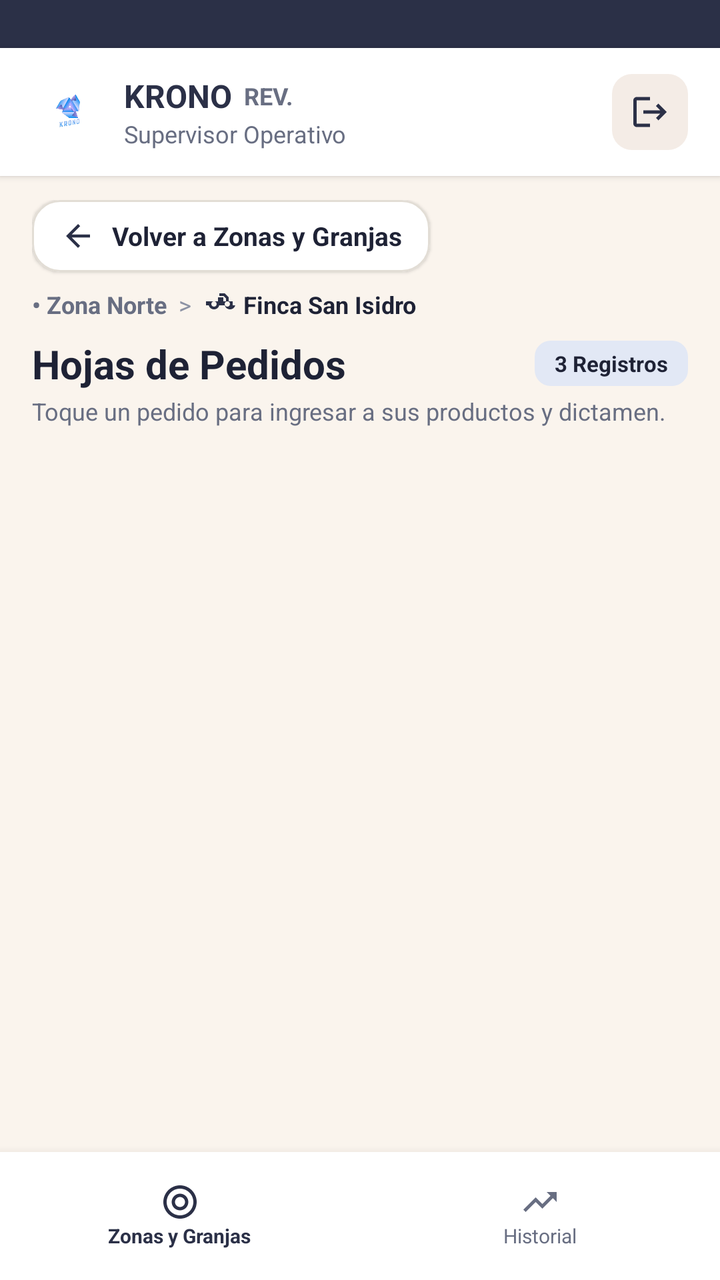
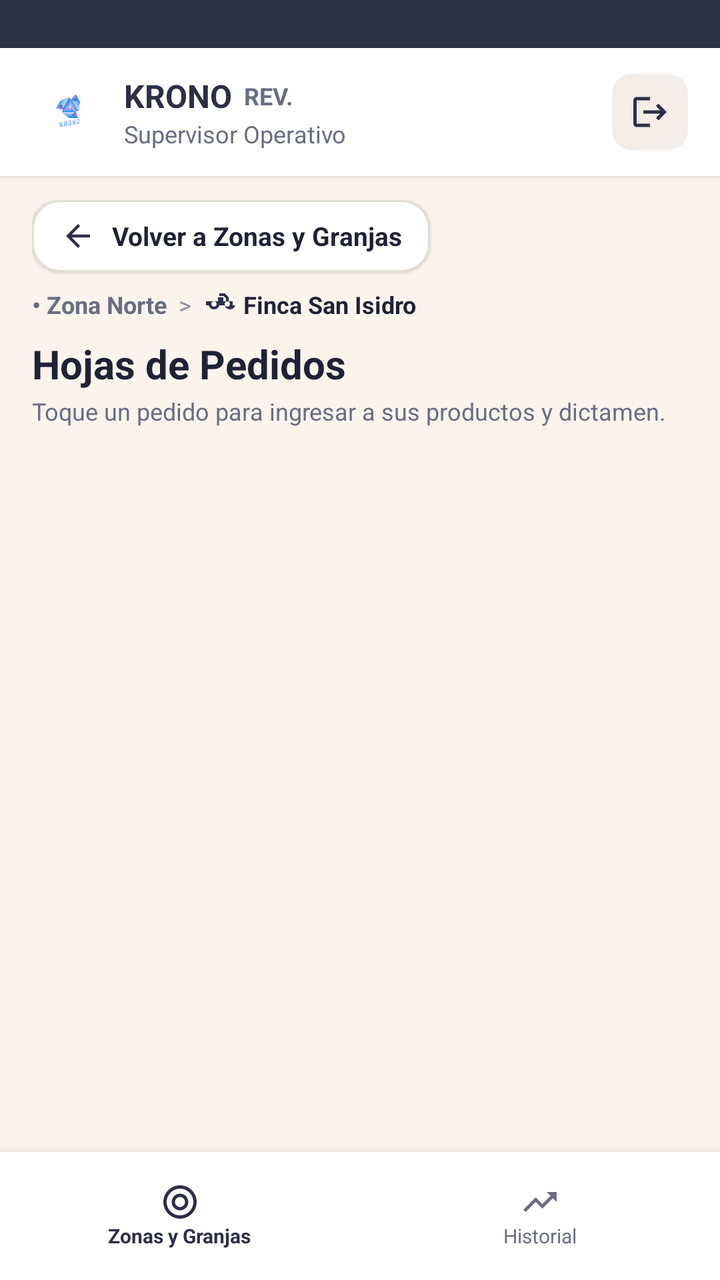

Compare the two renders of this Android layout. The source of the first and the diff that turns it into the second are given below.
<!-- AndroidManifest.xml: application theme Theme.Ferreteria -->
<!-- res/layout/activity_sup_hojapedido.xml -->
<?xml version="1.0" encoding="utf-8"?>
<RelativeLayout xmlns:android="http://schemas.android.com/apk/res/android"
    xmlns:app="http://schemas.android.com/apk/res-auto"
    xmlns:tools="http://schemas.android.com/tools"
    android:layout_width="match_parent"
    android:layout_height="match_parent"
    android:background="@color/krono_bg"
    tools:context=".SupervisorActivity">

    
    <View
        android:id="@+id/statusBarBg"
        android:layout_width="match_parent"
        android:layout_height="24dp"
        android:layout_alignParentTop="true"
        android:background="@color/krono_navy" />

    
    <LinearLayout
        android:id="@+id/topBar"
        android:layout_width="match_parent"
        android:layout_height="64dp"
        android:layout_below="@id/statusBarBg"
        android:background="@color/white"
        android:elevation="2dp"
        android:gravity="center_vertical"
        android:orientation="horizontal"
        android:paddingHorizontal="16dp">

        <ImageView
            android:layout_width="36dp"
            android:layout_height="36dp"
            android:contentDescription="@string/cd_logo"
            android:src="@drawable/logo" />

        <LinearLayout
            android:layout_width="0dp"
            android:layout_height="wrap_content"
            android:layout_marginStart="10dp"
            android:layout_weight="1"
            android:orientation="vertical">

            <LinearLayout
                android:layout_width="wrap_content"
                android:layout_height="wrap_content"
                android:gravity="center_vertical">

                <TextView
                    android:layout_width="wrap_content"
                    android:layout_height="wrap_content"
                    android:text="@string/app_name"
                    android:textColor="@color/krono_navy"
                    android:textSize="16sp"
                    android:textStyle="bold" />

                <TextView
                    android:layout_width="wrap_content"
                    android:layout_height="wrap_content"
                    android:layout_marginStart="6dp"
                    android:text="REV."
                    android:textColor="@color/krono_text_secondary"
                    android:textSize="12sp"
                    android:textStyle="bold" />
            </LinearLayout>

            <TextView
                android:layout_width="wrap_content"
                android:layout_height="wrap_content"
                android:text="Supervisor Operativo"
                android:textColor="@color/krono_text_secondary"
                android:textSize="12sp" />
        </LinearLayout>

        
        <FrameLayout
            android:id="@+id/btnBackLogin"
            android:layout_width="38dp"
            android:layout_height="38dp"
            android:background="@drawable/bg_icon_container"
            android:clickable="true"
            android:contentDescription="Cerrar sesión"
            android:focusable="true">

            <ImageView
                android:layout_width="20dp"
                android:layout_height="20dp"
                android:layout_gravity="center"
                android:contentDescription="Cerrar sesión"
                android:src="@drawable/ic_logout"
                app:tint="@color/krono_navy" />
        </FrameLayout>
    </LinearLayout>

    
    <LinearLayout
        android:id="@+id/bottomNav"
        android:layout_width="match_parent"
        android:layout_height="64dp"
        android:layout_alignParentBottom="true"
        android:background="@color/white"
        android:elevation="8dp"
        android:orientation="horizontal">

        
        <LinearLayout
            android:id="@+id/tabZonas"
            android:layout_width="0dp"
            android:layout_height="match_parent"
            android:layout_weight="1"
            android:gravity="center"
            android:orientation="vertical">

            <ImageView
                android:layout_width="20dp"
                android:layout_height="20dp"
                android:contentDescription="Zonas y Granjas"
                android:src="@drawable/ic_target"
                app:tint="@color/krono_navy" />

            <TextView
                android:layout_width="wrap_content"
                android:layout_height="wrap_content"
                android:text="Zonas y Granjas"
                android:textColor="@color/krono_navy"
                android:textSize="10sp"
                android:textStyle="bold" />
        </LinearLayout>

        
        <LinearLayout
            android:id="@+id/tabHistorial"
            android:layout_width="0dp"
            android:layout_height="match_parent"
            android:layout_weight="1"
            android:gravity="center"
            android:orientation="vertical">

            <ImageView
                android:layout_width="20dp"
                android:layout_height="20dp"
                android:contentDescription="Historial"
                android:src="@drawable/ic_trending_up"
                app:tint="@color/krono_text_secondary" />

            <TextView
                android:layout_width="wrap_content"
                android:layout_height="wrap_content"
                android:text="Historial"
                android:textColor="@color/krono_text_secondary"
                android:textSize="10sp" />
        </LinearLayout>
    </LinearLayout>

    
    <ScrollView
        android:id="@+id/scrollViewHojaPedido"
        android:layout_width="match_parent"
        android:layout_height="match_parent"
        android:layout_above="@id/bottomNav"
        android:layout_below="@id/topBar"
        android:fillViewport="true">

        <LinearLayout
            android:layout_width="match_parent"
            android:layout_height="wrap_content"
            android:orientation="vertical"
            android:paddingHorizontal="16dp"
            android:paddingTop="12dp"
            android:paddingBottom="24dp">

            
            <com.google.android.material.card.MaterialCardView
                android:id="@+id/btnVolverGranjas"
                android:layout_width="wrap_content"
                android:layout_height="wrap_content"
                android:clickable="true"
                android:focusable="true"
                app:cardBackgroundColor="@color/white"
                app:cardCornerRadius="14dp"
                app:cardElevation="1dp"
                app:strokeColor="@color/krono_card_stroke"
                app:strokeWidth="1dp">

                <LinearLayout
                    android:layout_width="wrap_content"
                    android:layout_height="wrap_content"
                    android:gravity="center_vertical"
                    android:orientation="horizontal"
                    android:paddingHorizontal="14dp"
                    android:paddingVertical="9dp">

                    <ImageView
                        android:layout_width="18dp"
                        android:layout_height="18dp"
                        android:contentDescription="Volver"
                        android:src="@drawable/ic_arrow_back"
                        app:tint="@color/krono_navy" />

                    <TextView
                        android:layout_width="wrap_content"
                        android:layout_height="wrap_content"
                        android:layout_marginStart="8dp"
                        android:text="Volver a Zonas y Granjas"
                        android:textColor="@color/krono_navy_dark"
                        android:textSize="13sp"
                        android:textStyle="bold" />
                </LinearLayout>
            </com.google.android.material.card.MaterialCardView>

            
            <LinearLayout
                android:layout_width="match_parent"
                android:layout_height="wrap_content"
                android:layout_marginTop="8dp"
                android:gravity="center_vertical"
                android:orientation="horizontal">

                <TextView
                    android:layout_width="wrap_content"
                    android:layout_height="wrap_content"
                    android:text="• Zona Norte"
                    android:textColor="@color/krono_text_secondary"
                    android:textSize="12sp"
                    android:textStyle="bold" />

                <TextView
                    android:layout_width="wrap_content"
                    android:layout_height="wrap_content"
                    android:layout_marginHorizontal="6dp"
                    android:text=">"
                    android:textColor="@color/krono_text_muted"
                    android:textSize="12sp" />

                <ImageView
                    android:layout_width="16dp"
                    android:layout_height="16dp"
                    android:contentDescription="Farm"
                    android:src="@drawable/ic_farm"
                    app:tint="@color/krono_navy" />

                <TextView
                    android:id="@+id/txtDetalleGranjaNombre"
                    android:layout_width="wrap_content"
                    android:layout_height="wrap_content"
                    android:layout_marginStart="4dp"
                    android:text="Finca San Isidro"
                    android:textColor="@color/krono_navy_dark"
                    android:textSize="12sp"
                    android:textStyle="bold" />
            </LinearLayout>

            
            <RelativeLayout
                android:layout_width="match_parent"
                android:layout_height="wrap_content"
                android:layout_marginTop="8dp">

                <TextView
                    android:layout_width="wrap_content"
                    android:layout_height="wrap_content"
                    android:layout_alignParentStart="true"
                    android:text="Hojas de Pedidos"
                    android:textColor="@color/krono_navy_dark"
                    android:textSize="20sp"
                    android:textStyle="bold" />

                <TextView
                    android:layout_width="wrap_content"
                    android:layout_height="wrap_content"
                    android:layout_alignParentEnd="true"
                    android:layout_centerVertical="true"
                    android:background="@drawable/bg_blue_chip"
                    android:paddingHorizontal="10dp"
                    android:paddingVertical="4dp"
                    android:text="3 Registros"
                    android:textColor="@color/krono_navy_dark"
                    android:textSize="11sp"
                    android:textStyle="bold" />
            </RelativeLayout>

            <TextView
                android:layout_width="wrap_content"
                android:layout_height="wrap_content"
                android:layout_marginTop="2dp"
                android:text="Toque un pedido para ingresar a sus productos y dictamen."
                android:textColor="@color/krono_text_secondary"
                android:textSize="12sp" />

            
            <LinearLayout
                android:id="@+id/containerHojasDinamicas"
                android:layout_width="match_parent"
                android:layout_height="wrap_content"
                android:orientation="vertical" />







        </LinearLayout>
    </ScrollView>

</RelativeLayout>
<!-- resources referenced by this layout -->
<resources>
  <color name="krono_bg">#FAF4ED</color>
  <color name="krono_card_stroke">#E2DDD5</color>
  <color name="krono_navy">#2B3047</color>
  <color name="krono_navy_dark">#1E2235</color>
  <color name="krono_text_muted">#8C92A4</color>
  <color name="krono_text_secondary">#686E82</color>
  <color name="white">#FFFFFFFF</color>
  <!-- drawable bg_blue_chip (drawable) -->
  <?xml version="1.0" encoding="utf-8"?>
  <shape xmlns:android="http://schemas.android.com/apk/res/android"
      android:shape="rectangle">
      <solid android:color="#E2E8F5" />
      <corners android:radius="8dp" />
  </shape>
  <!-- drawable bg_icon_container (drawable) -->
  <?xml version="1.0" encoding="utf-8"?>
  <shape xmlns:android="http://schemas.android.com/apk/res/android"
      android:shape="rectangle">
      <solid android:color="@color/krono_chip_bg" />
      <corners android:radius="10dp" />
  </shape>
  <!-- drawable ic_arrow_back (drawable) -->
  <vector xmlns:android="http://schemas.android.com/apk/res/android"
      android:width="24dp"
      android:height="24dp"
      android:viewportWidth="24"
      android:viewportHeight="24">
      <path
          android:fillColor="@color/krono_navy"
          android:pathData="M20,11H7.83l5.59,-5.59L12,4l-8,8 8,8 1.41,-1.41L7.83,13H20v-2z" />
  </vector>
  <!-- drawable ic_farm (drawable) -->
  <vector xmlns:android="http://schemas.android.com/apk/res/android"
      android:width="24dp"
      android:height="24dp"
      android:viewportWidth="24"
      android:viewportHeight="24">
    <path
        android:fillColor="#FF2B3047"
        android:pathData="M19,10V7l-3,-3h-4v2h3.17l1.83,1.83V10h-2V7h-4v3H2v3h2.08c0.44,1.72 2,3 3.92,3s3.48,-1.28 3.92,-3h4.16c0.44,1.72 2,3 3.92,3s3.48,-1.28 3.92,-3H22v-3h-2zM8,14c-1.1,0 -2,-0.9 -2,-2s0.9,-2 2,-2 2,0.9 2,2 -0.9,2 -2,2zM18,14c-1.1,0 -2,-0.9 -2,-2s0.9,-2 2,-2 2,0.9 2,2 -0.9,2 -2,2z"/>
  </vector>
  <!-- drawable ic_logout (drawable) -->
  <vector xmlns:android="http://schemas.android.com/apk/res/android"
      android:width="24dp"
      android:height="24dp"
      android:viewportWidth="24"
      android:viewportHeight="24">
      <path
          android:fillColor="@color/krono_navy"
          android:pathData="M17,7l-1.41,1.41L18.17,11H8v2h10.17l-2.58,2.58L17,17l5,-5L17,7zM4,5h8V3H4C2.9,3,2,3.9,2,5v14c0,1.1,0.9,2,2,2h8v-2H4V5z" />
  </vector>
  <!-- drawable ic_target (drawable) -->
  <vector xmlns:android="http://schemas.android.com/apk/res/android"
      android:width="24dp"
      android:height="24dp"
      android:viewportWidth="24"
      android:viewportHeight="24">
    <path
        android:fillColor="#FF2B3047"
        android:pathData="M12,2C6.49,2 2,6.49 2,12s4.49,10 10,10 10,-4.49 10,-10S17.51,2 12,2zM12,20c-4.41,0 -8,-3.59 -8,-8s3.59,-8 8,-8 8,3.59 8,8 -3.59,8 -8,8zM12,7c-2.76,0 -5,2.24 -5,5s2.24,5 5,5 5,-2.24 5,-5 -2.24,-5 -5,-5zM12,15c-1.66,0 -3,-1.34 -3,-3s1.34,-3 3,-3 3,1.34 3,3 -1.34,3 -3,3z"/>
  </vector>
  <!-- drawable ic_trending_up (drawable) -->
  <vector xmlns:android="http://schemas.android.com/apk/res/android"
      android:width="24dp"
      android:height="24dp"
      android:viewportWidth="24"
      android:viewportHeight="24">
    <path
        android:fillColor="#FF2B3047"
        android:pathData="M16,6l2.29,2.29 -4.88,4.88 -4,-4L2,16.59 3.41,18l6,-6 4,4 6.3,-6.29L22,12V6z"/>
  </vector>
  <!-- drawable logo: png bitmap (drawable, 70136 bytes) -->
  <string name="app_name">KRONO</string>
  <string name="cd_logo">KRONO Logo</string>
  <style name="Theme.Ferreteria" parent="Base.Theme.Ferreteria" />
  <color name="krono_chip_bg">#F4ECE6</color>
  <style name="Base.Theme.Ferreteria" parent="Theme.Material3.DayNight.NoActionBar">
          <item name="android:statusBarColor">@color/krono_navy</item>
          <item name="android:windowLightStatusBar">false</item>
          <item name="colorPrimary">@color/krono_navy</item>
      </style>
</resources>

<!-- the commit's change to res/layout/activity_sup_hojapedido.xml (unified diff, before → after) -->
@@ -264,18 +264,6 @@
                     android:textSize="20sp"
                     android:textStyle="bold" />
 
-                <TextView
-                    android:layout_width="wrap_content"
-                    android:layout_height="wrap_content"
-                    android:layout_alignParentEnd="true"
-                    android:layout_centerVertical="true"
-                    android:background="@drawable/bg_blue_chip"
-                    android:paddingHorizontal="10dp"
-                    android:paddingVertical="4dp"
-                    android:text="3 Registros"
-                    android:textColor="@color/krono_navy_dark"
-                    android:textSize="11sp"
-                    android:textStyle="bold" />
             </RelativeLayout>
 
             <TextView
@@ -293,12 +281,6 @@
                 android:layout_height="wrap_content"
                 android:orientation="vertical" />
 
-
-
-
-
-
-
         </LinearLayout>
     </ScrollView>
 
<!-- resource entries referenced after the edit -->
@@ -7,13 +7,6 @@
   <color name="krono_text_muted">#8C92A4</color>
   <color name="krono_text_secondary">#686E82</color>
   <color name="white">#FFFFFFFF</color>
-  <!-- drawable bg_blue_chip (drawable) -->
-  <?xml version="1.0" encoding="utf-8"?>
-  <shape xmlns:android="http://schemas.android.com/apk/res/android"
-      android:shape="rectangle">
-      <solid android:color="#E2E8F5" />
-      <corners android:radius="8dp" />
-  </shape>
   <!-- drawable bg_icon_container (drawable) -->
   <?xml version="1.0" encoding="utf-8"?>
   <shape xmlns:android="http://schemas.android.com/apk/res/android"
